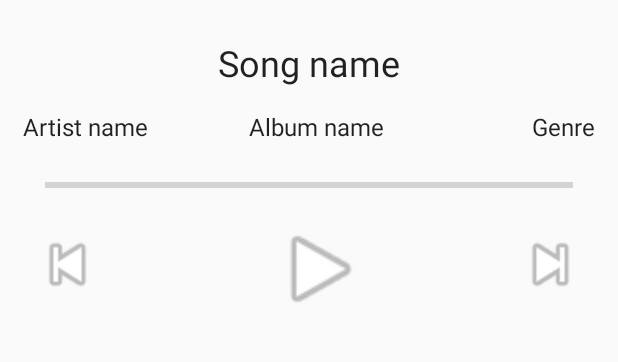
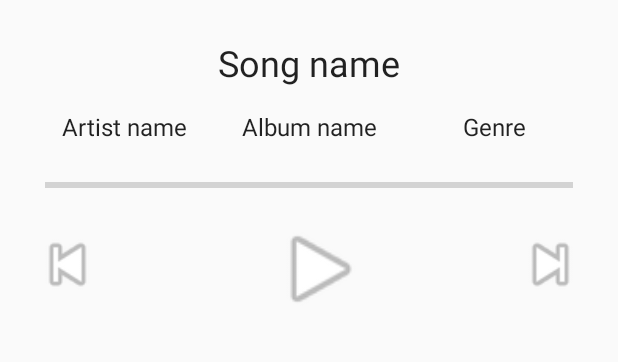
Before and after one commit to pdguru/AndroidKotlinApp, an Android app: the SongPlayer screen opened directly, with no data from a screen before it, on a phone screen of 412 x 824 dp, the part 407-769 px from its top. Run offline under Robolectric (Android 15) with nearby library versions, the phone set to English and light mode, and no system bars; pictures from the network do not load.

Commit message:
Minor bugs found

```diff
--- a/app/src/main/java/com/pdg/gesundheitscloudtest/MainActivity.kt
+++ b/app/src/main/java/com/pdg/gesundheitscloudtest/MainActivity.kt
@@ -146,7 +146,7 @@ class MainActivity : AppCompatActivity() {
         val inflater = menuInflater
         inflater.inflate(R.menu.sort_menu, menu)
 
-        val spinArray = arrayOf("Sort on","Length", "Genre", "Price")
+        val spinArray = arrayOf("Sort on","Length", "Genre", "Price", "Album")
         val item = menu.findItem(R.id.action_sort)
         val spinner = item.actionView as Spinner
 
@@ -171,6 +171,10 @@ class MainActivity : AppCompatActivity() {
                         resultArray.sortBy({ it.trackPrice })
                         (mainListView.expandableListAdapter as CustomExpandableListAdapter).notifyDataSetChanged()
                     }}
+                    4 -> {if(resultArray!=null){
+                        resultArray.sortBy({ it.collectionName })
+                        (mainListView.expandableListAdapter as CustomExpandableListAdapter).notifyDataSetChanged()
+                    }}
                 }
 
             } //onItemSelected
--- a/app/src/main/java/com/pdg/gesundheitscloudtest/viewcontroller/CustomExpandableListAdapter.kt
+++ b/app/src/main/java/com/pdg/gesundheitscloudtest/viewcontroller/CustomExpandableListAdapter.kt
@@ -78,22 +78,27 @@ class CustomExpandableListAdapter(private val context: Context, private val arra
 
         val albumTV = childRowView.findViewById<TextView>(R.id.childrow_album)
         albumTV.text = "Album: "+arrayValues[groupPosition].collectionName
+        albumTV.isSelected = true
 
         val releaseTV = childRowView.findViewById<TextView>(R.id.childrow_releaseDate)
         var date =
             SimpleDateFormat("yyyy-MM-dd").format(
                 SimpleDateFormat("yyyy-MM-dd'T'HH:mm:ss'Z'").parseObject(arrayValues[groupPosition].releaseDate)).toString()
         releaseTV.text = "Released on: "+date
+        releaseTV.isSelected = true
 
         val genreTV = childRowView.findViewById<TextView>(R.id.childrow_genre)
         genreTV.text = "Genre: "+arrayValues[groupPosition].primaryGenreName
+        genreTV.isSelected = true
 
         val lengthTV = childRowView.findViewById<TextView>(R.id.childrow_songLength)
         var len = SimpleDateFormat("mm:ss").format(arrayValues[groupPosition].trackTimeMillis).toString()
         lengthTV.text = "Length: "+len+"m"
+        lengthTV.isSelected = true
 
         val priceTV = childRowView.findViewById<TextView>(R.id.childrow_price)
         priceTV.text = "Price: "+arrayValues[groupPosition].currency+" "+arrayValues[groupPosition].trackPrice
+        priceTV.isSelected = true
 
         return childRowView
     }
--- a/app/src/main/res/layout/play_song.xml
+++ b/app/src/main/res/layout/play_song.xml
@@ -20,7 +20,9 @@
               android:layout_marginTop="25dp"
               android:text="Song name" app:layout_constraintStart_toStartOf="parent"
               app:layout_constraintHorizontal_bias="0.5" app:layout_constraintEnd_toEndOf="parent"
-              android:textAppearance="@style/Base.TextAppearance.AppCompat.Headline"/>
+              android:textAppearance="@style/Base.TextAppearance.AppCompat.Headline"
+              android:marqueeRepeatLimit="marquee_forever"
+    android:gravity="center"/>
 
     <TextView android:layout_width="wrap_content" android:layout_height="wrap_content"
               android:id="@+id/song_artist"
@@ -28,22 +30,28 @@
               android:layout_marginTop="15dp"
               android:text="Artist name"
               android:textAppearance="@style/Base.TextAppearance.AppCompat.SearchResult.Subtitle"
-              app:layout_constraintStart_toStartOf="parent" android:layout_marginStart="15dp"/>
+              app:layout_constraintStart_toStartOf="parent" android:layout_marginStart="10dp"
+              app:layout_constraintEnd_toStartOf="@id/song_album" android:layout_marginEnd="5dp"
+              android:ellipsize="marquee" android:marqueeRepeatLimit="marquee_forever"/>
 
     <TextView android:layout_width="wrap_content" android:layout_height="wrap_content"
               android:id="@+id/song_album" app:layout_constraintTop_toBottomOf="@id/song_title"
-              app:layout_constraintStart_toEndOf="@id/song_artist"
-              android:layout_marginTop="15dp" android:layout_marginStart="10dp"
+              android:layout_marginTop="15dp"
               android:textAppearance="@style/Base.TextAppearance.AppCompat.SearchResult.Subtitle"
-              android:text="Album name" app:layout_constraintStart_toStartOf="parent"
-              app:layout_constraintHorizontal_bias="0.5" app:layout_constraintEnd_toEndOf="parent"/>
+              android:text="Album name"
+              android:ellipsize="marquee" app:layout_constraintStart_toStartOf="parent"
+              app:layout_constraintHorizontal_bias="0.5" app:layout_constraintEnd_toEndOf="parent"
+              android:marqueeRepeatLimit="marquee_forever"/>
 
     <TextView android:layout_width="wrap_content" android:layout_height="wrap_content"
-              android:id="@+id/song_genre" app:layout_constraintEnd_toEndOf="parent"
-              android:layout_marginEnd="15dp"
+              android:id="@+id/song_genre"
               android:text="Genre" android:textAppearance="@style/Base.TextAppearance.AppCompat.SearchResult.Subtitle"
               app:layout_constraintTop_toBottomOf="@id/song_title"
-              android:layout_marginTop="15dp"/>
+              android:layout_marginTop="15dp"
+              app:layout_constraintEnd_toEndOf="parent" android:layout_marginEnd="10dp"
+              app:layout_constraintStart_toEndOf="@id/song_album" android:layout_marginStart="5dp"
+              android:ellipsize="marquee" android:marqueeRepeatLimit="marquee_forever"
+    />
 
     <ProgressBar android:layout_width="match_parent" android:layout_height="wrap_content"
                  android:layout_marginStart="30dp" android:layout_marginEnd="30dp"
@@ -70,5 +78,8 @@
                android:src="@android:drawable/ic_media_next" android:id="@+id/song_next"
                app:layout_constraintEnd_toEndOf="parent" app:layout_constraintTop_toBottomOf="@id/song_progress"
                android:layout_marginTop="20dp" android:layout_marginEnd="20dp"/>
+    <android.support.constraint.Guideline android:layout_width="wrap_content" android:layout_height="wrap_content"
+                                          android:id="@+id/guideline" app:layout_constraintGuide_begin="20dp"
+                                          android:orientation="horizontal"/>
 
 </android.support.constraint.ConstraintLayout>
```
Also changed, not shown: app/src/main/java/com/pdg/gesundheitscloudtest/SongPlayer.kt (+9 -0 lines), app/src/main/res/layout/main_list_subrow.xml (+18 -10 lines).
